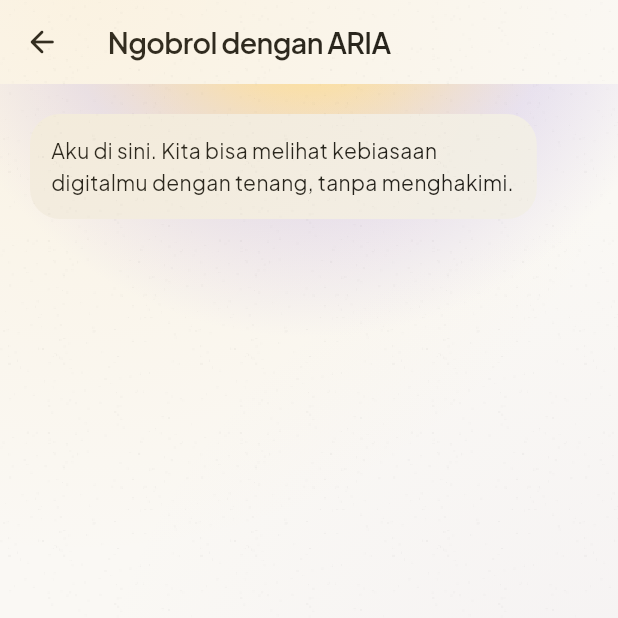
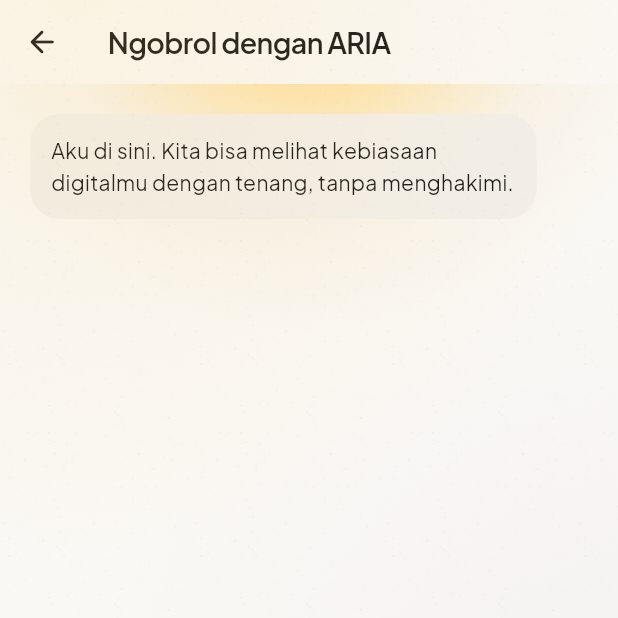
Before and after one commit to Syacretary/aria, a Flutter app: the CompanionChatPage screen opened by its route, on a phone screen of 412 x 824 dp, the top half of it. Run offline on Flutter 3.47's test engine with Material 3 defaults, Android fonts, the phone set to English and light mode, and no system bars; our stand-ins replace flutter_riverpod, freezed_annotation, go_router, shared_preferences; missing offline and left inert: analyzer, custom_lint_builder; accounts and stored records are empty.

Commit message:
ganti gradasi ungu di halaman chat dengan warna cream yang sama dengan beranda

```diff
--- a/lib/features/home/presentation/companion_chat_page.dart
+++ b/lib/features/home/presentation/companion_chat_page.dart
@@ -196,14 +196,14 @@ class _ChatAmbientGlow extends StatelessWidget {
               ? const [
                   Color(0xB3FFFFFF),
                   Color(0x99FFD36E),
-                  Color(0x55C4B7EE),
-                  Color(0x00C4B7EE),
+                  Color(0x66F5EBD9),
+                  Color(0x00F5EBD9),
                 ]
               : const [
                   Color(0x22FFFFFF),
                   Color(0x18FFD36E),
-                  Color(0x15C4B7EE),
-                  Color(0x00C4B7EE),
+                  Color(0x15E8DCBE),
+                  Color(0x00E8DCBE),
                 ],
           stops: const [0, 0.32, 0.68, 1],
         ),
```
